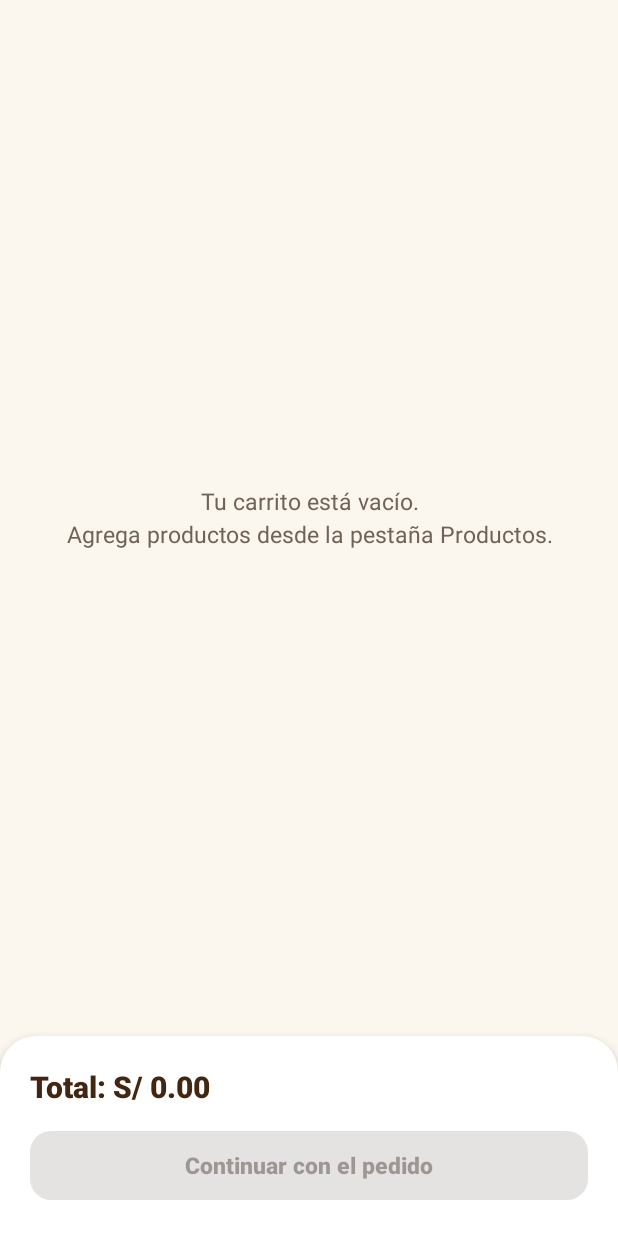
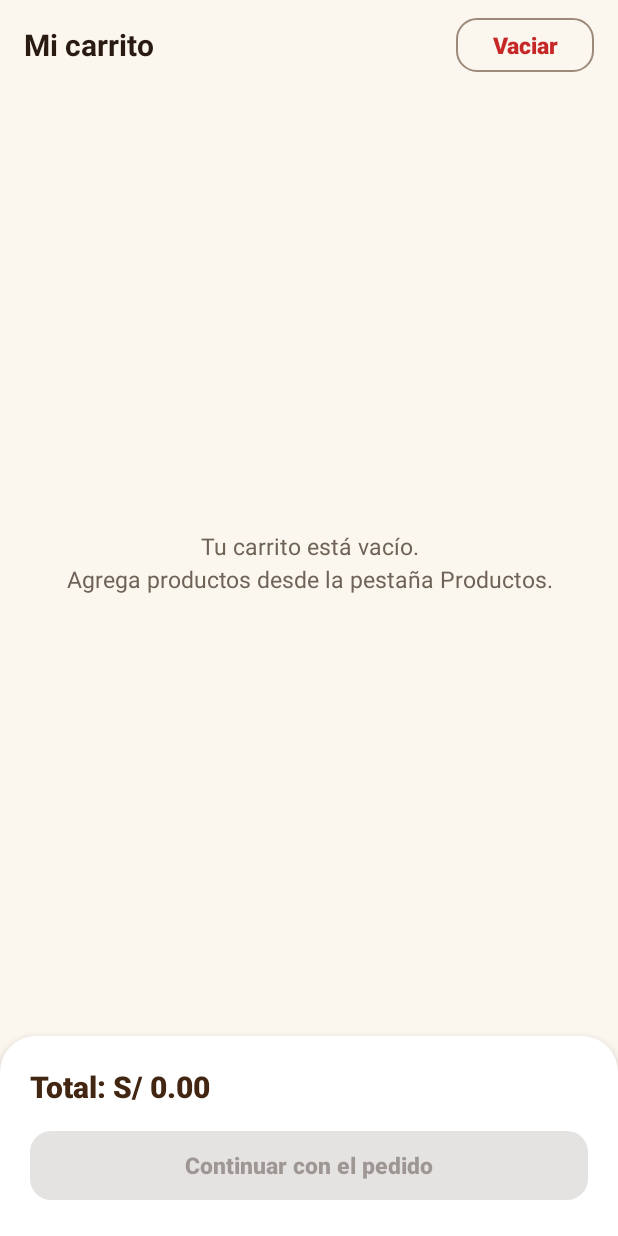
Before and after one commit to jorgesoto-13/APP-GEPSAC, an Android app: the fragment CarritoFragment shown on its own in the app's theme, on a phone screen of 412 x 824 dp. Run offline under Robolectric (Android 15) with nearby library versions, the phone set to English and light mode, and no system bars; our stand-ins replace Firebase (no records; nobody signed in at launch, a user with empty details on screens opened directly); 1 statement that could not run was skipped.

Commit message:
Actualizar carrito y funcionalidades

```diff
--- a/app/build.gradle.kts
+++ b/app/build.gradle.kts
@@ -55,6 +55,7 @@ dependencies {
     implementation("androidx.lifecycle:lifecycle-viewmodel-ktx:2.8.4")
     implementation("androidx.lifecycle:lifecycle-livedata-ktx:2.8.4")
     implementation("androidx.lifecycle:lifecycle-runtime-ktx:2.8.4")
+    implementation("com.google.android.gms:play-services-location:21.3.0")
 
     // Firebase (las versiones las fija el BoM).
     // 34.12.0 y no uno más nuevo: desde BoM 34.13 las libs se compilan con metadata de Kotlin 2.3+ (35.x: 2.4)
--- a/app/src/main/java/com/gepsac/app/view/carrito/CarritoAdapter.kt
+++ b/app/src/main/java/com/gepsac/app/view/carrito/CarritoAdapter.kt
@@ -9,7 +9,10 @@ import com.gepsac.app.view.common.AnimadorLista
 import com.gepsac.app.view.common.soles
 import com.gepsac.app.view.common.mostrarProducto
 
-class CarritoAdapter(private val onCambio: (String, Int) -> Unit) : RecyclerView.Adapter<CarritoAdapter.VH>() {
+class CarritoAdapter(
+    private val onCambio: (String, Int) -> Unit,
+    private val onEliminar: (String) -> Unit
+) : RecyclerView.Adapter<CarritoAdapter.VH>() {
     private var data = listOf<ItemPedido>()
     private val animador = AnimadorLista()
     fun submit(l: List<ItemPedido>) { data = l; notifyDataSetChanged() }
@@ -30,6 +33,9 @@ class CarritoAdapter(private val onCambio: (String, Int) -> Unit) : RecyclerView
             img.mostrarProducto(item.imagen)
             btnMas.setOnClickListener { onCambio(item.productoId, 1) }
             btnMenos.setOnClickListener { onCambio(item.productoId, -1) }
+            btnEliminar.setOnClickListener {
+                onEliminar(item.productoId)
+            }
         }
         animador.animar(h.itemView, i)
     }
--- a/app/src/main/res/layout/fragment_carrito.xml
+++ b/app/src/main/res/layout/fragment_carrito.xml
@@ -1,6 +1,35 @@
 <?xml version="1.0" encoding="utf-8"?>
 <LinearLayout xmlns:android="http://schemas.android.com/apk/res/android" xmlns:app="http://schemas.android.com/apk/res-auto"
     android:layout_width="match_parent" android:layout_height="match_parent" android:orientation="vertical">
+
+    <LinearLayout
+        android:layout_width="match_parent"
+        android:layout_height="wrap_content"
+        android:gravity="center_vertical"
+        android:orientation="horizontal"
+        android:paddingStart="16dp"
+        android:paddingEnd="16dp"
+        android:paddingTop="8dp"
+        android:paddingBottom="8dp">
+
+        <TextView
+            android:layout_width="0dp"
+            android:layout_height="wrap_content"
+            android:layout_weight="1"
+            android:text="Mi carrito"
+            android:textColor="@color/ink"
+            android:textSize="20sp"
+            android:textStyle="bold"/>
+
+        <com.google.android.material.button.MaterialButton
+            android:id="@+id/btnVaciar"
+            style="@style/Boton.Contorno"
+            android:layout_width="wrap_content"
+            android:layout_height="44dp"
+            android:text="Vaciar"
+            android:textColor="#C62828"/>
+    </LinearLayout>
+
     <FrameLayout android:layout_width="match_parent" android:layout_height="0dp" android:layout_weight="1">
         <androidx.recyclerview.widget.RecyclerView android:id="@+id/rv" android:layout_width="match_parent"
             android:layout_height="match_parent" android:padding="8dp" android:clipToPadding="false" />
```
Also changed, not shown: app/src/main/java/com/gepsac/app/view/carrito/CarritoFragment.kt (+48 -4 lines), app/src/main/java/com/gepsac/app/viewmodel/CarritoViewModel.kt (+13 -0 lines), app/src/main/res/layout/item_carrito.xml (+12 -0 lines).
